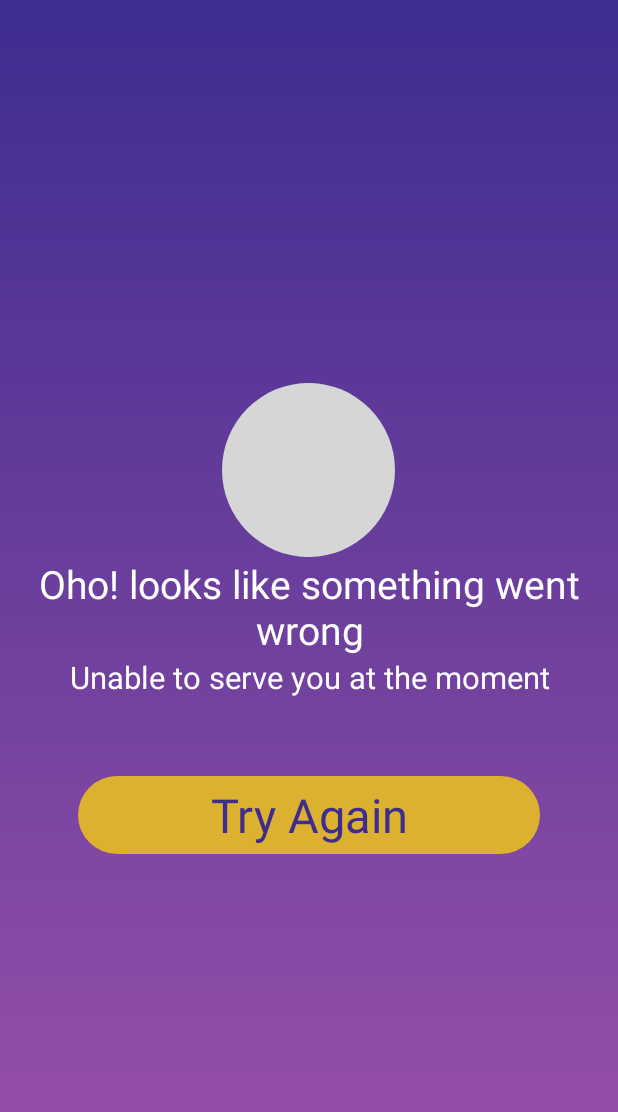
After one commit to WaqasAhmed123/Weather-App-Xml-Based, an Android app: the layout layout_nodata_found.xml on its own in the app's theme, with its tools: preview values and no code run, on a phone screen of 412 x 824 dp. The commit adds this screen. Shown: the top 1112 px of the screen. Run offline under Robolectric (Android 15) with nearby library versions, the phone set to English and light mode, and no system bars.

Commit message:
synchronous api data

```diff
--- a/app/build.gradle.kts
+++ b/app/build.gradle.kts
@@ -88,6 +88,9 @@ dependencies {
     //glide to load remote image
     implementation ("com.github.bumptech.glide:glide:${extraProperties["glide"] as String}")
 
+    //shimmer
+    implementation ("com.facebook.shimmer:shimmer:${extraProperties["shimmer"] as String}")
+
     //kapt
 //    implementation("org.jetbrains.kotlin:kotlin-gradle-plugin:2.0.0")
 
--- /dev/null
+++ b/app/src/main/res/drawable/ic_no_data.xml
@@ -0,0 +1,19 @@
+<vector android:autoMirrored="true" android:height="116dp"
+    android:viewportHeight="116" android:viewportWidth="115"
+    android:width="115dp" xmlns:android="http://schemas.android.com/apk/res/android">
+    <path android:fillColor="@color/colorBgNoDataDrawable" android:fillType="evenOdd"
+        android:pathData="M0,58a57.5,58 0,1 0,115 0a57.5,58 0,1 0,-115 0z"
+        android:strokeColor="#00000000" android:strokeWidth="1"/>
+    <path android:fillColor="#00000000" android:fillType="evenOdd"
+        android:pathData="M59,49L59,59.952"
+        android:strokeColor="@color/colorGrey" android:strokeLineCap="round"
+        android:strokeLineJoin="round" android:strokeWidth="3"/>
+    <path android:fillColor="#00000000" android:fillType="evenOdd"
+        android:pathData="M59,64.464L59,68.952"
+        android:strokeColor="@color/colorGrey" android:strokeLineCap="round"
+        android:strokeLineJoin="round" android:strokeWidth="3"/>
+    <path android:fillColor="#00000000" android:fillType="evenOdd"
+        android:pathData="M60.282,27.5L84.519,75.092C85.021,76.077 84.629,77.281 83.645,77.782C83.364,77.925 83.053,78 82.737,78L34.263,78C33.158,78 32.263,77.105 32.263,76C32.263,75.685 32.338,75.374 32.481,75.092L56.718,27.5C57.219,26.515 58.423,26.124 59.408,26.625C59.784,26.817 60.09,27.123 60.282,27.5Z"
+        android:strokeColor="@color/colorGrey" android:strokeLineCap="round"
+        android:strokeLineJoin="round" android:strokeWidth="3"/>
+</vector>
--- /dev/null
+++ b/app/src/main/res/layout/layout_nodata_found.xml
@@ -0,0 +1,105 @@
+<?xml version="1.0" encoding="utf-8"?>
+<layout xmlns:android="http://schemas.android.com/apk/res/android"
+    xmlns:app="http://schemas.android.com/apk/res-auto">
+
+    <androidx.core.widget.NestedScrollView
+        android:layout_width="match_parent"
+        android:layout_height="match_parent"
+        android:background="@drawable/drawable_gradient_background"
+        android:fillViewport="true"
+        android:fitsSystemWindows="true"
+        app:layout_constraintEnd_toEndOf="parent"
+        app:layout_constraintStart_toStartOf="parent"
+        app:layout_constraintTop_toTopOf="parent">
+
+        <androidx.constraintlayout.widget.ConstraintLayout
+            android:layout_width="match_parent"
+            android:layout_height="match_parent"
+            android:background="@drawable/drawable_gradient_background"
+            android:fitsSystemWindows="true">
+
+            <RelativeLayout
+                android:id="@+id/no_data_back"
+                android:layout_width="match_parent"
+                android:layout_height="?attr/actionBarSize"
+                android:gravity="center_vertical"
+                app:layout_constraintEnd_toEndOf="parent"
+                app:layout_constraintStart_toStartOf="parent"
+                app:layout_constraintTop_toTopOf="parent">
+
+            </RelativeLayout>
+
+            <LinearLayout
+                android:layout_width="match_parent"
+                android:layout_height="wrap_content"
+                android:orientation="vertical"
+                app:layout_constraintBottom_toBottomOf="parent"
+                app:layout_constraintHeight_percent=".5"
+                app:layout_constraintLeft_toLeftOf="parent"
+                app:layout_constraintRight_toRightOf="parent"
+                app:layout_constraintTop_toTopOf="parent"
+                app:layout_constraintWidth_percent=".5">
+
+                <LinearLayout
+                    android:id="@+id/card_image"
+                    android:layout_width="match_parent"
+                    android:layout_height="wrap_content"
+                    android:gravity="center">
+
+                    <ImageView
+                        android:id="@+id/image_error"
+                        android:layout_width="wrap_content"
+                        android:layout_height="wrap_content"
+                        android:contentDescription="@string/SOMETHING_WENT_WRONG"
+                        app:srcCompat="@drawable/ic_no_data" />
+                </LinearLayout>
+
+
+                <TextView
+                    android:id="@+id/title_error_data"
+                    style="@style/titleSmall"
+                    android:layout_width="match_parent"
+                    android:layout_height="wrap_content"
+                    android:gravity="center"
+                    android:maxLines="2"
+                    android:minLines="2"
+                    android:text="@string/SOMETHING_WENT_WRONG"
+                    app:layout_constraintTop_toBottomOf="@id/card_image" />
+
+                <TextView
+                    android:id="@+id/sub_title_error_data"
+                    style="@style/bodySmall"
+                    android:layout_width="match_parent"
+                    android:layout_height="wrap_content"
+                    android:gravity="center"
+                    android:maxLines="2"
+                    android:text="@string/NO_DATA_FOUND_MESSAGE"
+                    app:layout_constraintTop_toBottomOf="@id/title_error_data" />
+
+                <LinearLayout
+                    android:layout_width="match_parent"
+                    android:layout_height="match_parent">
+
+                    <TextView
+                        android:id="@+id/btn_try_again"
+                        style="@style/titleMedium"
+                        android:layout_width="match_parent"
+                        android:layout_height="@dimen/_40sdp"
+                        android:layout_marginStart="@dimen/_40sdp"
+                        android:layout_marginTop="@dimen/_40sdp"
+                        android:layout_marginEnd="@dimen/_40sdp"
+                        android:background="@drawable/drawable_get_start_button"
+                        android:gravity="center"
+                        android:text="@string/TRY_AGAIN"
+                        android:textColor="@color/colorPrimaryDark"
+                        app:layout_constraintEnd_toEndOf="parent"
+                        app:layout_constraintStart_toStartOf="parent"
+                        app:layout_constraintTop_toBottomOf="@+id/tv_title_forecasts">
+
+                    </TextView>
+                </LinearLayout>
+
+            </LinearLayout>
+        </androidx.constraintlayout.widget.ConstraintLayout>
+    </androidx.core.widget.NestedScrollView>
+</layout>
--- a/app/src/main/res/values/strings.xml
+++ b/app/src/main/res/values/strings.xml
@@ -14,4 +14,8 @@
     <string name="FIVE_DAYS_FORECASTS">5-Days Forecasts</string>
     <string name="SUNRISE">SUNRISE</string>
     <string name="SUNSET">SUNSET</string>
+    <string name="SOMETHING_WENT_WRONG">Oho! looks like something went wrong</string>
+    <string name="NO_DATA_FOUND_MESSAGE">Unable to serve you at the moment</string>
+    <string name="TRY_AGAIN">Try Again</string>
+
 </resources>
--- a/config/version.gradle.kts
+++ b/config/version.gradle.kts
@@ -23,4 +23,5 @@ extra.apply {
     set("retrofit_version", "2.11.0")
     set("gson_version", "2.11.0")
     set("glide", "4.12.0")
+    set("shimmer" ,"0.5.0")
 }
```
Also changed, not shown: app/src/main/java/com/example/weather_xml/data/repsitories/WeatherRepository.kt (+4 -4 lines), app/src/main/java/com/example/weather_xml/presentation/home/activities/HomeActivity.kt (+31 -10 lines), app/src/main/java/com/example/weather_xml/presentation/home/viewModel/HomeViewModel.kt (+8 -8 lines), app/src/main/res/layout/activity_home.xml (+26 -3 lines), app/src/main/res/layout/skeleton_home_layout.xml (added, +155 -0 lines).
